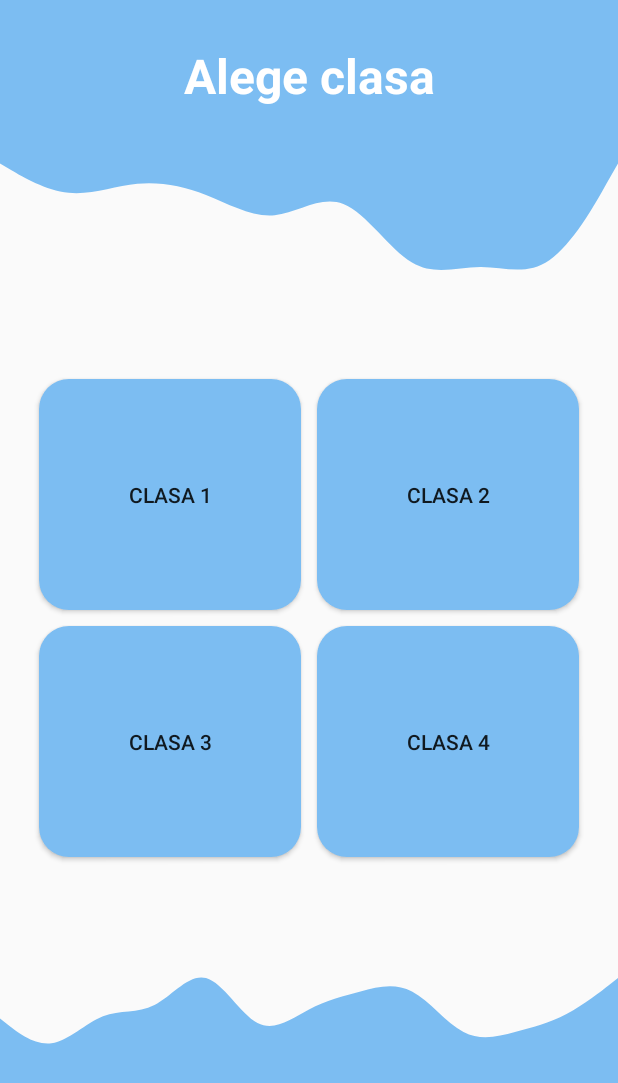
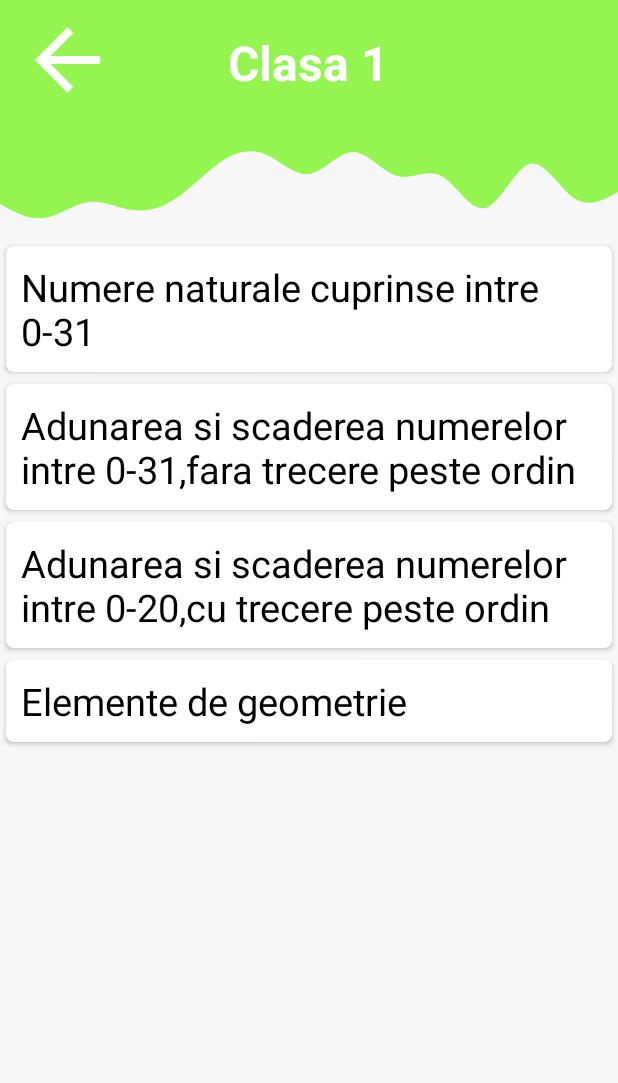
Before and after one commit to school-soft/Application, an Android app: the AlegeClasa screen opened directly, with no data from a screen before it, after a tap on "CLASA 1", on a phone screen of 412 x 824 dp. Shown: the top 1083 px of the screen. Run offline under Robolectric (Android 15) with nearby library versions, the phone set to English and light mode, and no system bars.

Commit message:
Creare meniu capitole
am creat prima varianta a meniului cu capitole

```diff
--- a/app/src/main/java/com/application/schoolsoft/AlegeClasa.java
+++ b/app/src/main/java/com/application/schoolsoft/AlegeClasa.java
@@ -2,12 +2,14 @@ package com.application.schoolsoft;
 
 import androidx.appcompat.app.AppCompatActivity;
 
+import android.content.Intent;
 import android.os.Bundle;
 import android.view.View;
 import android.widget.Button;
 import android.widget.Toast;
 
 public class AlegeClasa extends AppCompatActivity {
+    public static final String NUMAR_CLASA = "com.application.schoolsoft.NUMAR_CLASA";
     private Button BtnClasa1 = null;
     private Button BtnClasa2 = null;
     private Button BtnClasa3 = null;
@@ -25,30 +27,41 @@ public class AlegeClasa extends AppCompatActivity {
         BtnClasa1.setOnClickListener(new View.OnClickListener() {
             @Override
             public void onClick(View v) {
-                Toast.makeText(getApplicationContext(), "Clasa 1", Toast.LENGTH_SHORT).show();
+                //Toast.makeText(getApplicationContext(), "Clasa 1", Toast.LENGTH_SHORT).show();
+                OpenMeniuCapitole(1);
             }
         });
 
         BtnClasa2.setOnClickListener(new View.OnClickListener() {
             @Override
             public void onClick(View v) {
-                Toast.makeText(getApplicationContext(), "Clasa 2", Toast.LENGTH_SHORT).show();
+                //Toast.makeText(getApplicationContext(), "Clasa 2", Toast.LENGTH_SHORT).show();
+                OpenMeniuCapitole(2);
             }
         });
 
         BtnClasa3.setOnClickListener(new View.OnClickListener() {
             @Override
             public void onClick(View v) {
-                Toast.makeText(getApplicationContext(), "Clasa 3", Toast.LENGTH_SHORT).show();
+                //Toast.makeText(getApplicationContext(), "Clasa 3", Toast.LENGTH_SHORT).show();
+                OpenMeniuCapitole(3);
             }
         });
 
         BtnClasa4.setOnClickListener(new View.OnClickListener() {
             @Override
             public void onClick(View v) {
-                Toast.makeText(getApplicationContext(), "Clasa 4", Toast.LENGTH_SHORT).show();
+                //Toast.makeText(getApplicationContext(), "Clasa 4", Toast.LENGTH_SHORT).show();
+                OpenMeniuCapitole(4);
             }
         });
 
     }
+
+    private void OpenMeniuCapitole(int NrClasa){
+        Intent intent = new Intent(this, MeniuCapitole.class);
+        intent.putExtra(NUMAR_CLASA,NrClasa);
+        startActivity(intent);
+    }
+
 }
--- /dev/null
+++ b/app/src/main/java/com/application/schoolsoft/CapitoleRecyclerViewAdaptor.java
@@ -0,0 +1,47 @@
+package com.application.schoolsoft;
+
+import android.view.LayoutInflater;
+import android.view.View;
+import android.view.ViewGroup;
+import android.widget.TextView;
+
+import androidx.annotation.NonNull;
+import androidx.recyclerview.widget.RecyclerView;
+
+import java.util.ArrayList;
+
+public class CapitoleRecyclerViewAdaptor extends RecyclerView.Adapter<CapitoleRecyclerViewAdaptor.CapitoleViewHolder> {
+    private ArrayList<String> mArrayCapitole;
+
+    public CapitoleRecyclerViewAdaptor(ArrayList<String> arraycapitole){
+        mArrayCapitole = arraycapitole;
+    }
+
+    @NonNull
+    @Override
+    public CapitoleViewHolder onCreateViewHolder(@NonNull ViewGroup parent, int viewType) {
+        View view = LayoutInflater.from(parent.getContext()).inflate(R.layout.capitol_card_view, parent , false);
+        return new CapitoleViewHolder(view);
+    }
+
+    @Override
+    public void onBindViewHolder(@NonNull CapitoleViewHolder holder, int position) {
+        holder.NumeCapitol.setText(mArrayCapitole.get(position));
+    }
+
+    @Override
+    public int getItemCount() {
+        return mArrayCapitole.size();
+    }
+
+    public static class CapitoleViewHolder extends RecyclerView.ViewHolder {
+        public TextView NumeCapitol;
+
+        public CapitoleViewHolder(@NonNull View itemView) {
+            super(itemView);
+
+            NumeCapitol = itemView.findViewById(R.id.nume_capitol_text_view);
+        }
+    }
+
+}
--- /dev/null
+++ b/app/src/main/java/com/application/schoolsoft/MeniuCapitole.java
@@ -0,0 +1,84 @@
+package com.application.schoolsoft;
+
+import androidx.appcompat.app.AppCompatActivity;
+import androidx.recyclerview.widget.LinearLayoutManager;
+import androidx.recyclerview.widget.RecyclerView;
+
+import android.content.Intent;
+import android.media.Image;
+import android.os.Bundle;
+import android.view.View;
+import android.widget.ImageView;
+import android.widget.TextView;
+
+import java.util.ArrayList;
+
+public class MeniuCapitole extends AppCompatActivity {
+    private int NumarClasa;
+    private TextView NumeClasaText;
+    private ImageView BackButton;
+    private RecyclerView CapitoleRecyclerView;
+    private ArrayList<String> ArrayCapitole = new ArrayList<>();
+
+    @Override
+    protected void onCreate(Bundle savedInstanceState) {
+        super.onCreate(savedInstanceState);
+        setContentView(R.layout.activity_meniu_capitole);
+
+        NumeClasaText = findViewById(R.id.nume_clasa_text);
+        BackButton = findViewById(R.id.clasa_back_button);
+        BackButton.setOnClickListener(new View.OnClickListener() {
+            @Override
+            public void onClick(View v) {
+                finish();
+            }
+        });
+
+        Intent intent = getIntent();
+        NumarClasa = intent.getIntExtra(AlegeClasa.NUMAR_CLASA, 0);
+
+        NumeClasaText.setText("Clasa " + NumarClasa);
+
+        SetCapitole();
+        CreateRecyclerViewCapitole();
+    }
+
+    private void SetCapitole(){
+        switch (NumarClasa){
+            case 1:
+                ArrayCapitole.add("Numere naturale cuprinse intre 0-31");
+                ArrayCapitole.add("Adunarea si scaderea numerelor intre 0-31,fara trecere peste ordin");
+                ArrayCapitole.add("Adunarea si scaderea numerelor intre 0-20,cu trecere peste ordin");
+                ArrayCapitole.add("Elemente de geometrie");
+                break;
+            case 2:
+                ArrayCapitole.add("Numere naturale cuprinse intre 0-10 000");
+                ArrayCapitole.add("Adunarea si scaderea numerelor intre 0-100, cu trecere peste ordin");
+                ArrayCapitole.add("Inmultirea numerelor naturale");
+                ArrayCapitole.add("Elemente de geometrie");
+                break;
+            case 3:
+                ArrayCapitole.add("Numere naturale cuprinse intre 0-10 000");
+                ArrayCapitole.add("Adunarea si scaderea numerelor in intervalul 0-10 000");
+                ArrayCapitole.add("Inmultirea numerelor naturale 0-100");
+                ArrayCapitole.add("Impartirea numerelor naturale 0-100");
+                break;
+            case 4:
+                ArrayCapitole.add("Numere naturale cuprinse intre 0 - 1 000 000");
+                ArrayCapitole.add("Adunarea si scaderea numerelor in intervalul 0-1 000 000");
+                ArrayCapitole.add("Inmultirea numerelor naturale 0-1 000 000");
+                ArrayCapitole.add("Impartirea numerelor naturale 0-1 000 000");
+                break;
+        }
+
+    }
+
+    private void CreateRecyclerViewCapitole(){
+
+        CapitoleRecyclerView = findViewById(R.id.meniu_capitole_recycler_view);
+
+        CapitoleRecyclerView.setAdapter(new CapitoleRecyclerViewAdaptor(ArrayCapitole));
+        CapitoleRecyclerView.setLayoutManager(new LinearLayoutManager(this));
+
+    }
+}
--- /dev/null
+++ b/app/src/main/res/drawable/ic_wave_lightgreen.xml
@@ -0,0 +1,10 @@
+<?xml version="1.0" encoding="utf-8"?>
+<vector xmlns:android="http://schemas.android.com/apk/res/android"
+    android:width="1440dp"
+    android:height="320dp"
+    android:viewportWidth="1440"
+    android:viewportHeight="320">
+    <path
+        android:pathData="M0,224L17.1,234.7C34.3,245,69,267,103,261.3C137.1,256,171,224,206,218.7C240,213,274,235,309,240C342.9,245,377,235,411,208C445.7,181,480,139,514,112C548.6,85,583,75,617,90.7C651.4,107,686,149,720,144C754.3,139,789,85,823,85.3C857.1,85,891,139,926,149.3C960,160,994,128,1029,149.3C1062.9,171,1097,245,1131,234.7C1165.7,224,1200,128,1234,117.3C1268.6,107,1303,181,1337,208C1371.4,235,1406,213,1423,202.7L1440,192L1440,0L1422.9,0C1405.7,0,1371,0,1337,0C1302.9,0,1269,0,1234,0C1200,0,1166,0,1131,0C1097.1,0,1063,0,1029,0C994.3,0,960,0,926,0C891.4,0,857,0,823,0C788.6,0,754,0,720,0C685.7,0,651,0,617,0C582.9,0,549,0,514,0C480,0,446,0,411,0C377.1,0,343,0,309,0C274.3,0,240,0,206,0C171.4,0,137,0,103,0C68.6,0,34,0,17,0L0,0Z"
+        android:fillColor="@color/medlightGreen"/>
+</vector>
--- /dev/null
+++ b/app/src/main/res/layout/activity_meniu_capitole.xml
@@ -0,0 +1,63 @@
+<?xml version="1.0" encoding="utf-8"?>
+<RelativeLayout
+    xmlns:android="http://schemas.android.com/apk/res/android"
+    xmlns:tools="http://schemas.android.com/tools"
+    xmlns:app="http://schemas.android.com/apk/res-auto"
+    android:layout_width="match_parent"
+    android:layout_height="match_parent"
+    tools:context=".MeniuCapitole"
+    android:background="@color/lightGrey">
+
+    <View
+        android:id="@+id/meniu_capitole_top_view"
+        android:layout_width="match_parent"
+        android:layout_height="80dp"
+        android:background="@color/medlightGreen" />
+
+    <View
+        android:id="@+id/wave_capitole"
+        android:layout_width="match_parent"
+        android:layout_height="80dp"
+        android:background="@drawable/ic_wave_lightgreen"
+        android:layout_below="@+id/meniu_capitole_top_view"/>
+
+    <TextView
+        android:id="@+id/nume_clasa_text"
+        android:layout_width="wrap_content"
+        android:layout_height="wrap_content"
+        android:layout_alignBottom="@+id/meniu_capitole_top_view"
+        android:layout_alignParentTop="true"
+        android:layout_centerHorizontal="true"
+        android:layout_marginTop="20dp"
+        android:layout_marginBottom="20dp"
+        android:text="Clasa 1"
+        android:textColor="@color/white"
+        android:textSize="32sp"
+        android:textStyle="bold" />
+
+    <ImageView
+        android:id="@+id/clasa_back_button"
+        android:layout_width="65dp"
+        android:layout_height="65dp"
+        android:layout_alignBottom="@+id/meniu_capitole_top_view"
+        android:layout_alignParentStart="true"
+        android:layout_alignParentLeft="true"
+        android:layout_alignParentTop="true"
+        android:layout_marginStart="12dp"
+        android:layout_marginLeft="12dp"
+        android:layout_marginTop="7.5dp"
+        android:layout_marginEnd="74dp"
+        android:layout_marginRight="74dp"
+        android:layout_marginBottom="7.5dp"
+        android:layout_toStartOf="@+id/nume_clasa_text"
+        android:layout_toLeftOf="@+id/nume_clasa_text"
+        app:srcCompat="@drawable/back_button" />
+
+    <androidx.recyclerview.widget.RecyclerView
+        android:id="@+id/meniu_capitole_recycler_view"
+        android:layout_width="match_parent"
+        android:layout_height="match_parent"
+        android:layout_below="@+id/wave_capitole"/>
+
+
+</RelativeLayout>
--- /dev/null
+++ b/app/src/main/res/layout/capitol_card_view.xml
@@ -0,0 +1,24 @@
+<?xml version="1.0" encoding="utf-8"?>
+<androidx.cardview.widget.CardView xmlns:android="http://schemas.android.com/apk/res/android"
+    android:layout_width="match_parent"
+    android:layout_height="wrap_content"
+    xmlns:app="http://schemas.android.com/apk/res-auto"
+    app:cardCornerRadius="5dp"
+    android:layout_margin="4dp">
+    <RelativeLayout
+        android:layout_width="match_parent"
+        android:layout_height="match_parent"
+        android:padding="10dp">
+
+        <TextView
+            android:id="@+id/nume_capitol_text_view"
+            android:layout_width="wrap_content"
+            android:layout_height="wrap_content"
+            android:text="Recunoasterea Numerelor 1-100"
+            android:textSize="25sp"
+            android:textColor="@color/black"/>
+
+    </RelativeLayout>
+
+
+</androidx.cardview.widget.CardView>
--- a/app/src/main/res/values/colors.xml
+++ b/app/src/main/res/values/colors.xml
@@ -8,6 +8,7 @@
     <color name="black">#FF000000</color>
     <color name="white">#FFFFFFFF</color>
     <color name="lightRed">#e69081</color>
+    <color name="lightGrey">#f7f7f7</color>
     <color name="lightYellow">#fcdb81</color>
     <color name="medlightGreen">#94f551</color>
     <color name="lightBlueMagenta">#cf81fc</color>
```
Also changed, not shown: app/src/main/AndroidManifest.xml (+6 -4 lines).
